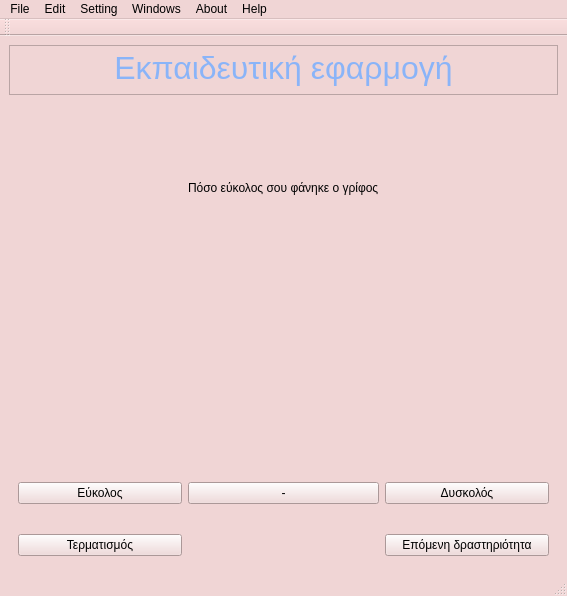
This is user_interface/resources/menu.ui in smattha/robotHuman as Qt 5 draws it before an edit. The edited form follows.
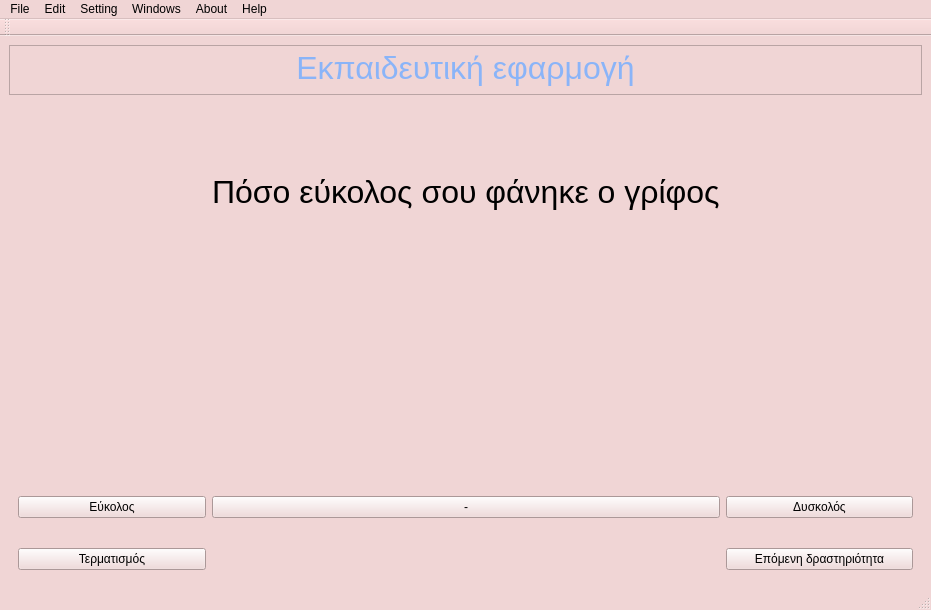
This is the edited form. The open tabs and pages were chosen to show the change.

Diff of the .ui file:
```diff
--- a/user_interface/resources/menu.ui
+++ b/user_interface/resources/menu.ui
@@ -9,8 +9,8 @@
    <rect>
     <x>0</x>
     <y>0</y>
-    <width>567</width>
-    <height>596</height>
+    <width>931</width>
+    <height>610</height>
    </rect>
   </property>
   <property name="sizePolicy">
@@ -21,8 +21,8 @@
   </property>
   <property name="maximumSize">
    <size>
-    <width>1920</width>
-    <height>1080</height>
+    <width>1000</width>
+    <height>800</height>
    </size>
   </property>
   <property name="palette">
@@ -758,6 +758,11 @@
                 <verstretch>0</verstretch>
                </sizepolicy>
               </property>
+              <property name="font">
+               <font>
+                <pointsize>24</pointsize>
+               </font>
+              </property>
               <property name="text">
                <string>Πόσο εύκολος σου φάνηκε ο γρίφος</string>
               </property>
@@ -947,7 +952,7 @@
     <rect>
      <x>0</x>
      <y>0</y>
-     <width>567</width>
+     <width>931</width>
      <height>22</height>
     </rect>
    </property>
```
Left out of the diff: 2 changed lines with no effect on the pictures.
